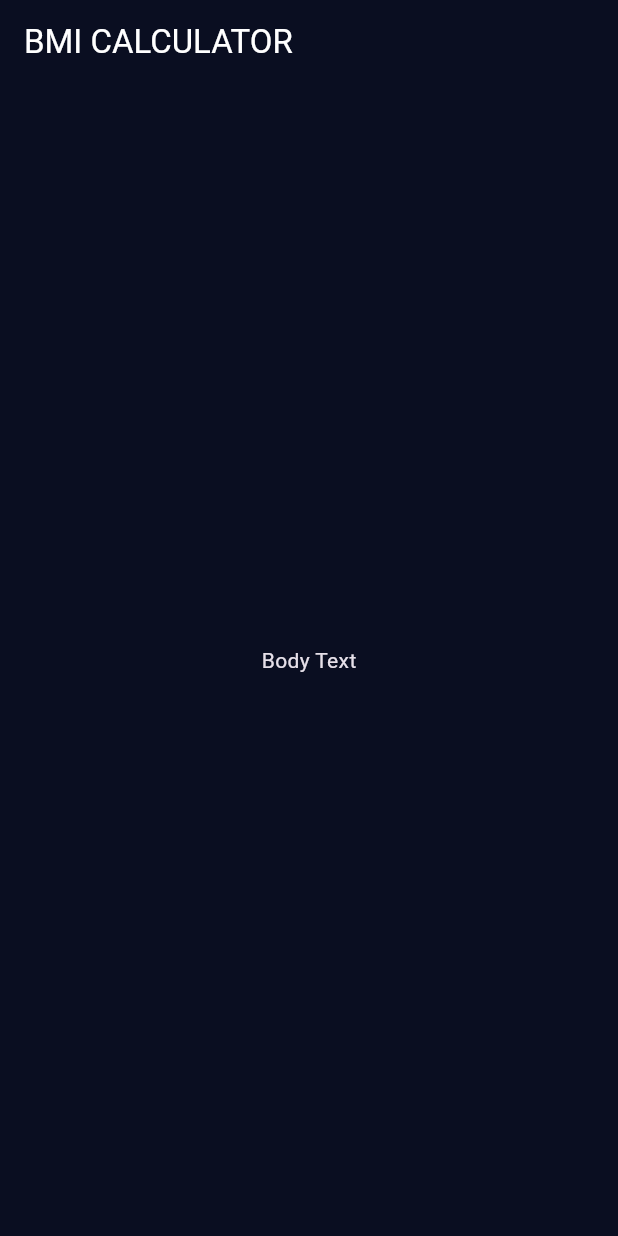
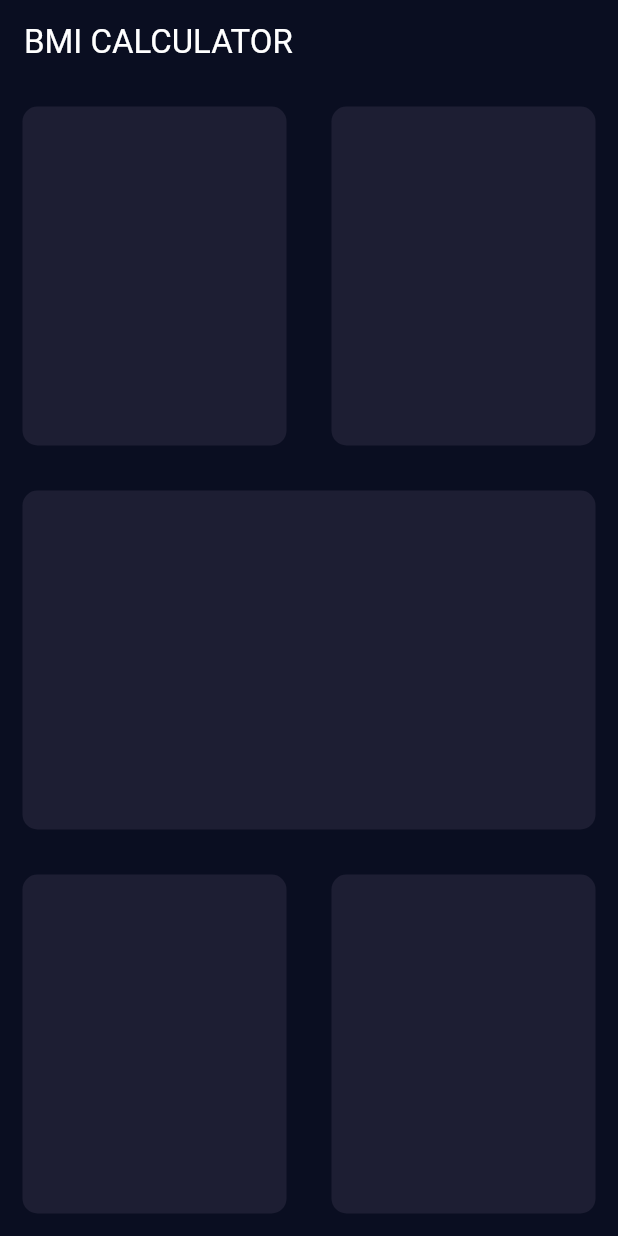
Before and after one commit to iradtaufique/bmi_calculator-, a Flutter app: the screen it shows after launch, on a phone screen of 412 x 824 dp. Run offline on Flutter 3.47's test engine with Material 3 defaults, Android fonts, the phone set to English and light mode, and no system bars.

Commit message:
created the app home page using container as the card, and use Extract widget container to make it reusable everytime I want to use it or refactoring widget

```diff
--- a/lib/input_page.dart
+++ b/lib/input_page.dart
@@ -1,3 +1,5 @@
+// ignore_for_file: prefer_const_constructors
+
 import 'package:flutter/material.dart';
 
 class InputPage extends StatefulWidget {
@@ -9,14 +11,73 @@ class _InputPageState extends State<InputPage> {
   @override
   Widget build(BuildContext context) {
     return Scaffold(
-      appBar: AppBar(
-        title: Text(
-          'BMI CALCULATOR',
-          style: TextStyle(color: Colors.white),
+        appBar: AppBar(
+          title: Text(
+            'BMI CALCULATOR',
+            style: TextStyle(color: Colors.white),
+          ),
         ),
-      ),
-      body: Center(
-        child: Text('Body Text'),
+        body: Column(
+          children: [
+            Expanded(
+              child: Row(
+                children: [
+                  Expanded(
+                    child: ReusableCard(
+                      colour: Color(0xFF1D1E33),
+                    ),
+                  ),
+                  Expanded(
+                    child: ReusableCard(
+                      colour: Color(0xFF1D1E33),
+                    ),
+                  )
+                ],
+              ),
+            ),
+            Expanded(
+                child: Row(
+              children: [
+                Expanded(
+                  child: ReusableCard(
+                    colour: Color(0xFF1D1E33),
+                  ),
+                )
+              ],
+            )),
+            Expanded(
+              child: Row(
+                children: [
+                  Expanded(
+                    child: ReusableCard(
+                      colour: Color(0xFF1D1E33),
+                    ),
+                  ),
+                  Expanded(
+                    child: ReusableCard(
+                      colour: Color(0xFF1D1E33),
+                    ),
+                  ),
+                ],
+              ),
+            ),
+          ],
+        ));
+  }
+}
+
+class ReusableCard extends StatelessWidget {
+  // create a constructor that help to initialize the default color of the card
+  ReusableCard({required this.colour});
+  Color colour;
+
+  @override
+  Widget build(BuildContext context) {
+    return Container(
+      margin: EdgeInsets.all(15.0),
+      decoration: BoxDecoration(
+        color: colour,
+        borderRadius: BorderRadius.circular(10.0),
       ),
     );
   }
```
